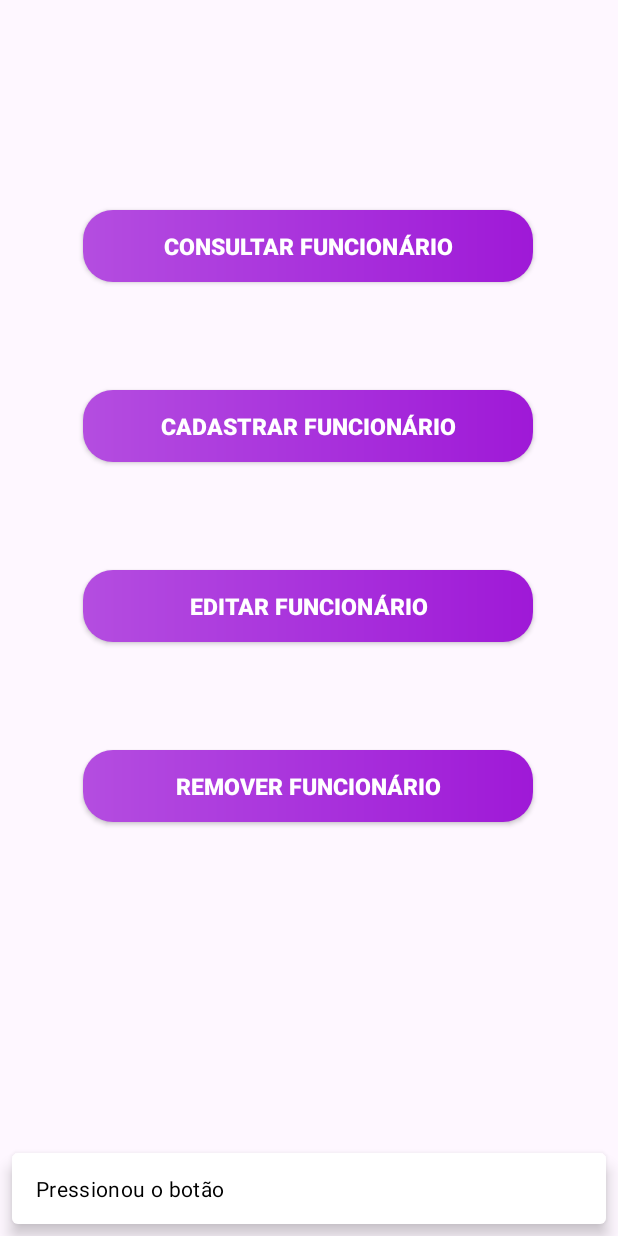
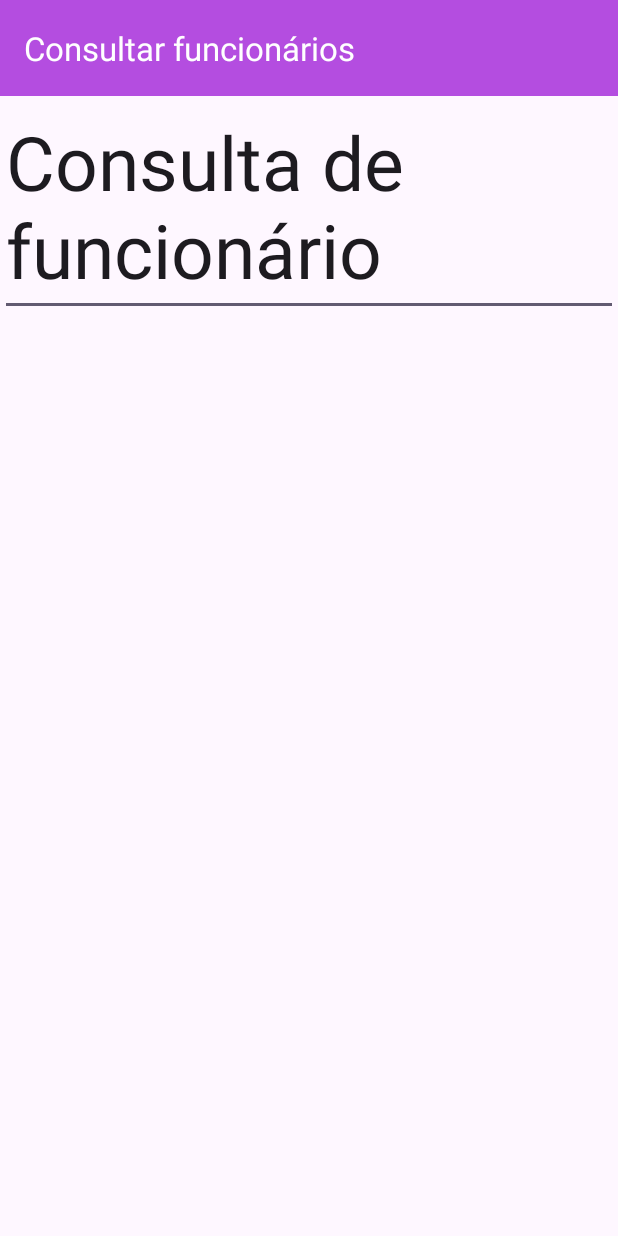
Before and after one commit to Guilherm12122/Aplicativo-Start, an Android app: the fragment FuncionarioFragment shown on its own in the app's theme, after a tap on "CONSULTAR FUNCIONÁRIO", on a phone screen of 412 x 824 dp. Run offline under Robolectric (Android 15) with nearby library versions, the phone set to English and light mode, and no system bars.

Commit message:
activity de consultar funcionário criada.

```diff
--- a/app/src/main/AndroidManifest.xml
+++ b/app/src/main/AndroidManifest.xml
@@ -12,6 +12,11 @@
         android:supportsRtl="true"
         android:theme="@style/Theme.App_start"
         tools:targetApi="31">
+        <activity
+            android:name=".ConsultaFuncionario"
+            android:exported="false"
+            android:label="@string/title_activity_consultar_funcionario"
+            android:theme="@style/Theme.App_start.NoActionBar" />
         <activity
             android:name=".HomePage"
             android:exported="false"
--- /dev/null
+++ b/app/src/main/java/com/example/app_start/ConsultaFuncionario.java
@@ -0,0 +1,18 @@
+package com.example.app_start;
+
+import androidx.appcompat.app.AppCompatActivity;
+import androidx.appcompat.widget.Toolbar;
+
+import android.os.Bundle;
+
+public class ConsultaFuncionario extends AppCompatActivity {
+
+    @Override
+    protected void onCreate(Bundle savedInstanceState) {
+        super.onCreate(savedInstanceState);
+        setContentView(R.layout.activity_consultar_funcionario);
+
+        Toolbar mytoolBar = findViewById(R.id.my_tool_bar);
+        setSupportActionBar(mytoolBar);
+    }
+}
--- a/app/src/main/java/com/example/app_start/ui/funcionario/FuncionarioFragment.java
+++ b/app/src/main/java/com/example/app_start/ui/funcionario/FuncionarioFragment.java
@@ -1,5 +1,6 @@
 package com.example.app_start.ui.funcionario;
 
+import android.content.Intent;
 import android.graphics.Color;
 import android.os.Bundle;
 
@@ -10,6 +11,9 @@ import android.view.View;
 import android.view.ViewGroup;
 import android.widget.Button;
 
+import com.example.app_start.ConsultaFuncionario;
+import com.example.app_start.HomePage;
+import com.example.app_start.LoginStart;
 import com.example.app_start.R;
 import com.example.app_start.databinding.FragmentFuncionarioBinding;
 import com.google.android.material.snackbar.Snackbar;
@@ -18,24 +22,49 @@ public class FuncionarioFragment extends Fragment implements View.OnClickListene
 
     private FragmentFuncionarioBinding binding = null;
 
+    private Button button_consultar;
+    private Button button_criar;
+    private Button button_remover;
+    private Button button_atualizar;
+
+
     @Override
     public View onCreateView(LayoutInflater inflater, ViewGroup container,
                              Bundle savedInstanceState) {
 
         View view = inflater.inflate(R.layout.fragment_funcionario, container, false);
 
-        Button upButton = view.findViewById(R.id.btn_consultar_funcionario);
-        upButton.setOnClickListener(this);
+        IniciarComponentes(view);
+
         return view;
     }
 
     @Override
     public void onClick(View v) {
         if (v.getId() == R.id.btn_consultar_funcionario){
-            Snackbar snackbar = Snackbar.make(v, "Pressionou o botão", Snackbar.LENGTH_SHORT);
-            snackbar.setBackgroundTint(Color.WHITE);
-            snackbar.setTextColor(Color.BLACK);
-            snackbar.show();
+            Intent intent = new Intent(getActivity(), ConsultaFuncionario.class);
+            startActivity(intent);
+        }
+        else if (v.getId() == R.id.btn_adicionar_funcionario) {
+
+        }
+        else if (v.getId() == R.id.btn_remover_funcionario) {
+
+        }
+        else if (v.getId() == R.id.btn_editar_funcionario) {
+
         }
     }
+
+    public void IniciarComponentes(View view){
+        button_consultar = view.findViewById(R.id.btn_consultar_funcionario);
+        button_criar = view.findViewById(R.id.btn_adicionar_funcionario);
+        button_remover = view.findViewById(R.id.btn_remover_funcionario);
+        button_atualizar = view.findViewById(R.id.btn_editar_funcionario);
+
+        button_consultar.setOnClickListener(this);
+        button_criar.setOnClickListener(this);
+        button_remover.setOnClickListener(this);
+        button_atualizar.setOnClickListener(this);
+    }
 }
--- /dev/null
+++ b/app/src/main/res/layout/activity_consultar_funcionario.xml
@@ -0,0 +1,29 @@
+<?xml version="1.0" encoding="utf-8"?>
+<androidx.constraintlayout.widget.ConstraintLayout xmlns:android="http://schemas.android.com/apk/res/android"
+    xmlns:app="http://schemas.android.com/apk/res-auto"
+    xmlns:tools="http://schemas.android.com/tools"
+    android:layout_width="match_parent"
+    android:layout_height="match_parent"
+    tools:context=".ConsultaFuncionario">
+
+<EditText
+    android:layout_width="wrap_content"
+    android:layout_height="wrap_content"
+    app:layout_constraintTop_toBottomOf="@id/my_tool_bar"
+    app:layout_constraintStart_toStartOf="parent"
+    android:textSize="50dp"
+    android:text="Consulta de funcionário"/>
+
+    <androidx.appcompat.widget.Toolbar
+        android:id="@+id/my_tool_bar"
+        app:layout_constraintTop_toTopOf="parent"
+        android:layout_width="match_parent"
+        app:title="Consultar funcionários"
+        app:titleTextColor="@color/white"
+        android:layout_height="?attr/actionBarSize"
+        android:background="@color/bright_purple"
+        android:elevation="4dp"
+        android:theme="@style/ThemeOverlay.AppCompat.ActionBar"
+        app:popupTheme="@style/ThemeOverlay.AppCompat.Light"/>
+
+</androidx.constraintlayout.widget.ConstraintLayout>
--- a/app/src/main/res/values/strings.xml
+++ b/app/src/main/res/values/strings.xml
@@ -25,4 +25,5 @@
     <string name="menu_slideshow">Slideshow</string>
     <!-- TODO: Remove or change this placeholder text -->
     <string name="hello_blank_fragment">Hello blank fragment</string>
+    <string name="title_activity_consultar_funcionario">consultar_funcionario</string>
 </resources>
--- a/build.gradle.kts
+++ b/build.gradle.kts
@@ -1,4 +1,5 @@
 // Top-level build file where you can add configuration options common to all sub-projects/modules.
 plugins {
     id("com.android.application") version "8.1.0" apply false
+    id("org.jetbrains.kotlin.android") version "1.8.10" apply false
 }
```
Also changed, not shown: app/build.gradle.kts (+27 -0 lines).
